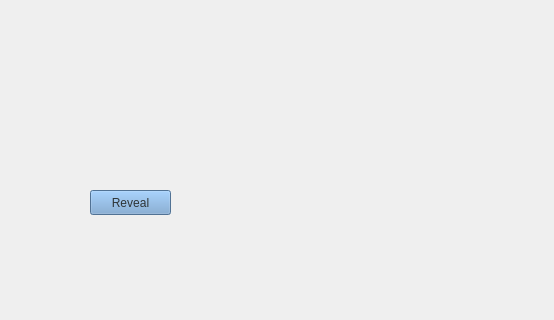
Qt form hellapagos/gamewindow.ui (magacevic/Hellapagos) before a commit; both pictures show x 0 to 554 and y 0 to 320 of the 800 by 515 pixel window.
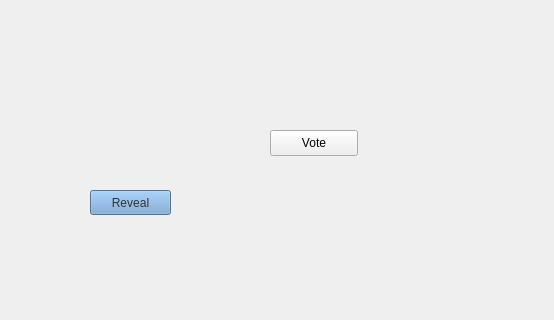
The same form after that commit. Icons and pictures are not drawn.

Commit message: voting class

```diff
--- a/hellapagos/gamewindow.ui
+++ b/hellapagos/gamewindow.ui
@@ -433,6 +433,19 @@
      <string>Collect Food</string>
     </property>
    </widget>
+   <widget class="QPushButton" name="castVoteButton">
+    <property name="geometry">
+     <rect>
+      <x>270</x>
+      <y>130</y>
+      <width>88</width>
+      <height>26</height>
+     </rect>
+    </property>
+    <property name="text">
+     <string>Vote</string>
+    </property>
+   </widget>
   </widget>
   <widget class="QMenuBar" name="menubar">
    <property name="geometry">
```
Left out of the diff: 2 changed lines with no effect on the pictures. The commit also changes 1363 other files.
